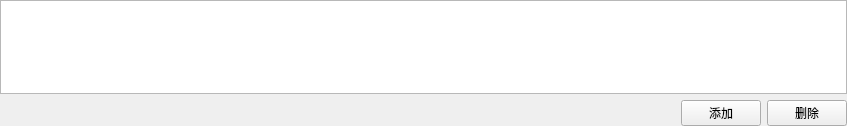
Before: the Qt Designer form src/utils/widgets/stringlistmodifywidget.ui in shine5402/KiraOtoToolbox, drawn with Qt 5.
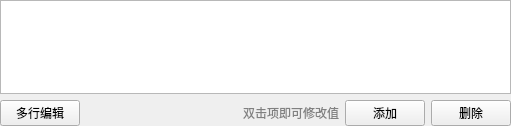
After: the same form once the commit is applied.

Commit message: Add ui button and tips for dbl click edit

```diff
--- a/src/utils/widgets/stringlistmodifywidget.ui
+++ b/src/utils/widgets/stringlistmodifywidget.ui
@@ -6,7 +6,7 @@
    <rect>
     <x>0</x>
     <y>0</y>
-    <width>847</width>
+    <width>511</width>
     <height>126</height>
    </rect>
   </property>
@@ -31,6 +31,13 @@
    </item>
    <item>
     <layout class="QHBoxLayout" name="horizontalLayout_6">
+     <item>
+      <widget class="QPushButton" name="multiLineEditButton">
+       <property name="text">
+        <string>多行编辑</string>
+       </property>
+      </widget>
+     </item>
      <item>
       <spacer name="horizontalSpacer_3">
        <property name="orientation">
@@ -44,6 +51,16 @@
        </property>
       </spacer>
      </item>
+     <item>
+      <widget class="QLabel" name="label">
+       <property name="enabled">
+        <bool>true</bool>
+       </property>
+       <property name="text">
+        <string>&lt;span style=&quot;color: grey&quot;&gt;双击项即可修改值&lt;/span&gt;</string>
+       </property>
+      </widget>
+     </item>
      <item>
       <widget class="QPushButton" name="addButton">
        <property name="text">
```
